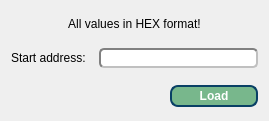
bigbigmdm/IMSProg, file IMSProg_programmer/dialogrp.ui: the form before one commit.
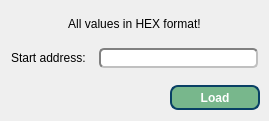
The form after the commit.

```diff
--- a/IMSProg_programmer/dialogrp.ui
+++ b/IMSProg_programmer/dialogrp.ui
@@ -79,8 +79,8 @@
       <widget class="QPushButton" name="pushButton">
        <property name="minimumSize">
         <size>
-         <width>60</width>
-         <height>22</height>
+         <width>90</width>
+         <height>25</height>
         </size>
        </property>
        <property name="styleSheet">
```
